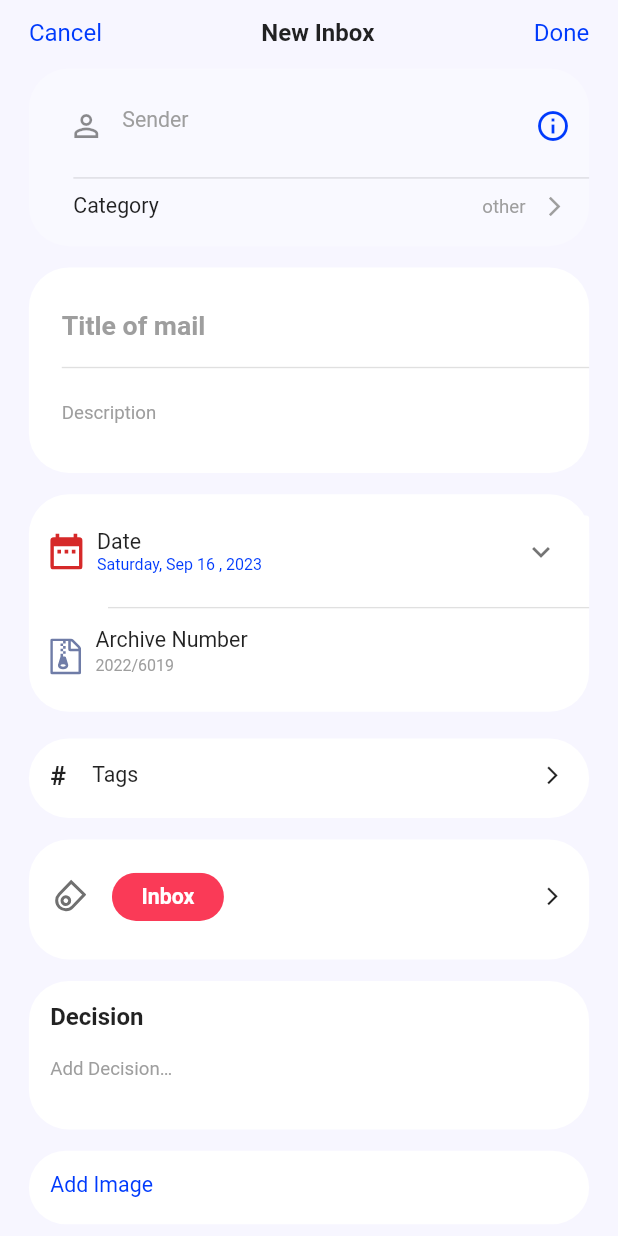
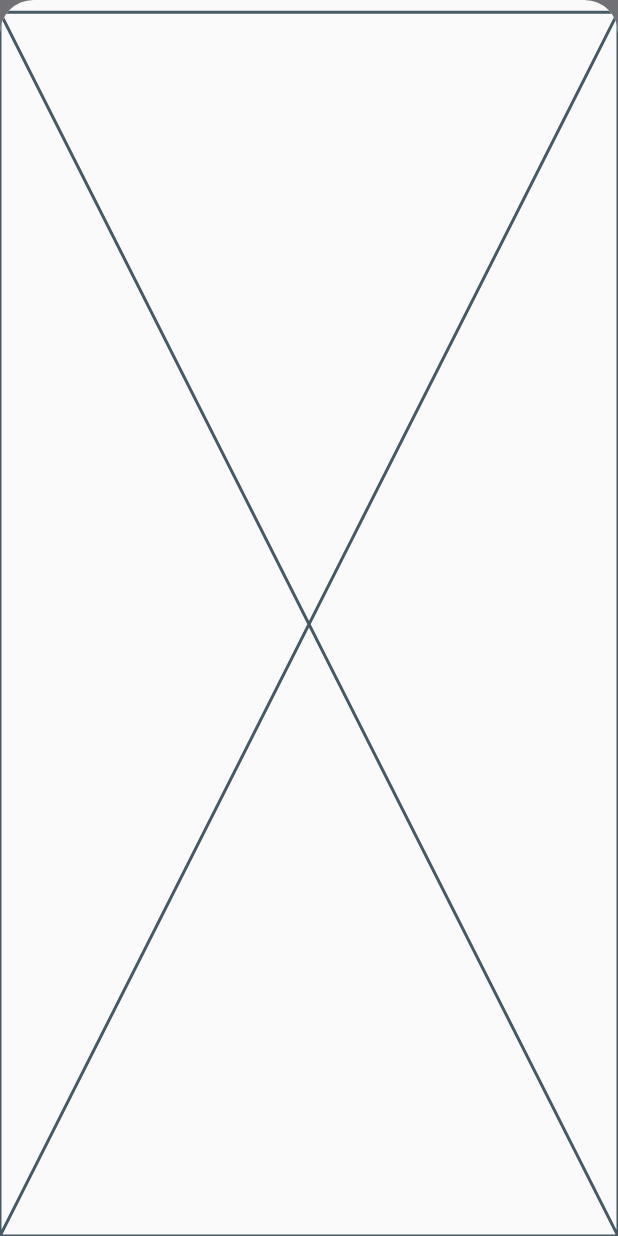
Before and after one commit to a7madjameel/pal_mail, a Flutter app: the AddInboxSheet screen opened directly with empty values, after a tap on "Inbox", on a phone screen of 412 x 824 dp. Run offline on Flutter 3.47's test engine with Material 2 defaults, Android fonts, the phone set to English and light mode, and no system bars; our stand-ins replace email_validator, flutter_advanced_drawer, flutter_screenutil, flutter_svg, google_fonts, shared_preferences and 1 more; accounts and stored records are empty.

Commit message:
Minor updates 3

```diff
--- a/lib/screens/app/Category/CategorySection.dart
+++ b/lib/screens/app/Category/CategorySection.dart
@@ -29,7 +29,7 @@ class CategorySection extends StatelessWidget {
                 minChildSize: 0.99,
                 expand: true,
                 builder: (context, scrollController) {
-                  return CategorySheet(scrollController: scrollController);
+                  return const CategorySheet();
                 });
           },
         );
--- a/lib/screens/app/Category/CategorySheet.dart
+++ b/lib/screens/app/Category/CategorySheet.dart
@@ -6,8 +6,7 @@ import 'package:pal_mail/widgets/my_section_container.dart';
 import '../../../widgets/sheet_title_row.dart';
 
 class CategorySheet extends StatefulWidget {
-  final ScrollController scrollController;
-  const CategorySheet({required this.scrollController, super.key});
+  const CategorySheet({super.key});
 
   @override
   State<CategorySheet> createState() => _CategorySheetState();
--- a/lib/screens/app/Status/StatusSection.dart
+++ b/lib/screens/app/Status/StatusSection.dart
@@ -1,6 +1,7 @@
 import 'package:flutter/material.dart';
 import 'package:flutter_screenutil/flutter_screenutil.dart';
 import 'package:flutter_svg/flutter_svg.dart';
+import 'package:pal_mail/screens/app/Status/StatusSheet.dart';
 import 'package:pal_mail/widgets/MyTapWidget.dart';
 import 'package:pal_mail/widgets/my_section_container.dart';
 
@@ -15,7 +16,31 @@ class _StatusSectionState extends State<StatusSection> {
   @override
   Widget build(BuildContext context) {
     return MyTapWidget(
-      onTap: () {},
+      onTap: () {
+        showModalBottomSheet(
+          clipBehavior: Clip.antiAlias,
+          context: context,
+          isDismissible: false,
+          isScrollControlled: true,
+          useSafeArea: true,
+          shape: RoundedRectangleBorder(
+            borderRadius: BorderRadius.vertical(
+              top: Radius.circular(25.r),
+            ),
+          ),
+          builder: (context) {
+            return DraggableScrollableSheet(
+                initialChildSize: 0.99,
+                maxChildSize: 0.99,
+                snap: false,
+                minChildSize: 0.99,
+                expand: true,
+                builder: (context, scrollController) {
+                  return const StatusSheet();
+                });
+          },
+        );
+      },
       child: MySectionContainer(
         verticalContainer: false,
         children: [
--- /dev/null
+++ b/lib/screens/app/Status/StatusSheet.dart
@@ -0,0 +1,15 @@
+import 'package:flutter/material.dart';
+
+class StatusSheet extends StatefulWidget {
+  const StatusSheet({super.key});
+
+  @override
+  State<StatusSheet> createState() => _StatusSheetState();
+}
+
+class _StatusSheetState extends State<StatusSheet> {
+  @override
+  Widget build(BuildContext context) {
+    return const Placeholder();
+  }
+}
```
